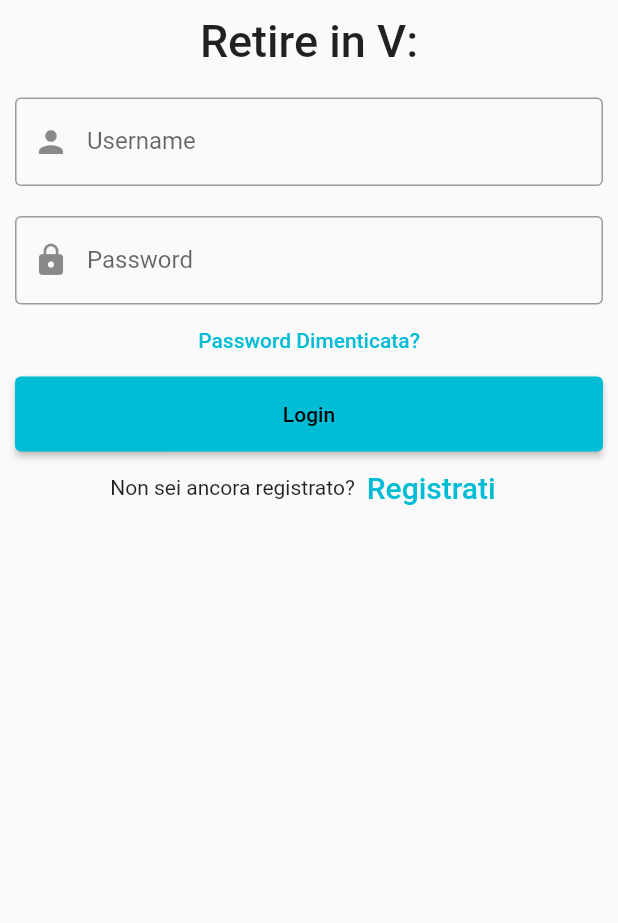
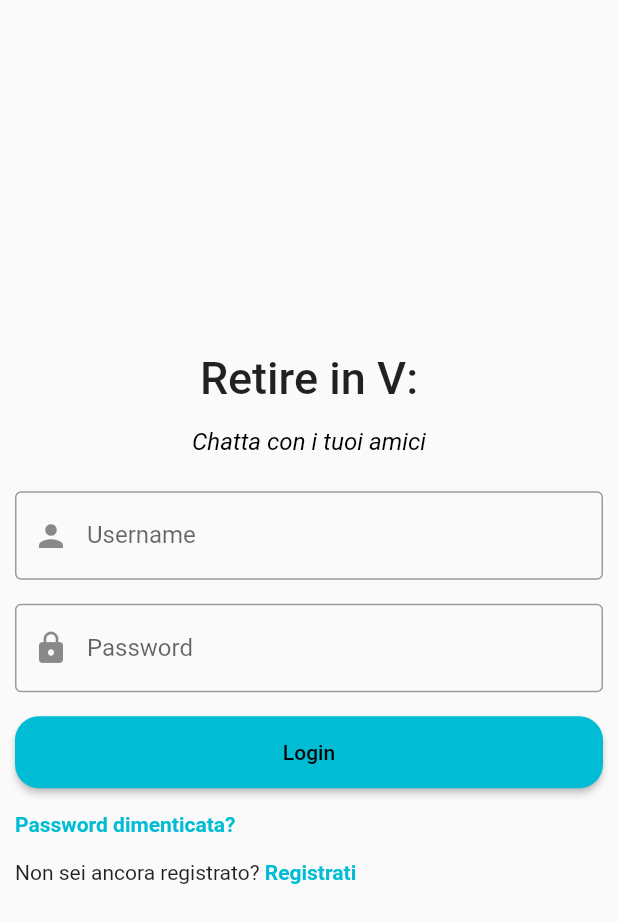
Before and after one commit to nandotiamat/retireinvanvitelli, a Flutter app: the screen it shows after launch, on a phone screen of 412 x 824 dp. Shown: the top 923 px of the screen. Run offline on Flutter 3.47's test engine with Material 2 defaults, Android fonts, the phone set to English and light mode, and no system bars; drawn by our look-alikes of animated_text_kit; our stand-ins replace bubble, file_picker, flutter_chat_types, flutter_chat_ui, image_picker, open_file.

Commit message:
refactor login page

```diff
--- /dev/null
+++ b/lib/components/auth_text_field.dart
@@ -0,0 +1,30 @@
+import 'package:flutter/material.dart';
+
+class AuthTextField extends StatelessWidget {
+  const AuthTextField(
+      {Key? key,
+      required this.nameController,
+      required this.prefixIcon,
+      required this.labelText,
+      bool? isPassword})
+      : obscureText = isPassword ?? false,
+        super(key: key);
+
+  final TextEditingController nameController;
+  final Icon prefixIcon;
+  final String labelText;
+  final bool obscureText;
+
+  @override
+  Widget build(BuildContext context) {
+    return TextField(
+      obscureText: obscureText,
+      controller: nameController,
+      decoration: InputDecoration(
+        border: const OutlineInputBorder(),
+        prefixIcon: prefixIcon,
+        labelText: labelText,
+      ),
+    );
+  }
+}
--- a/lib/main.dart
+++ b/lib/main.dart
@@ -13,7 +13,6 @@
 }
 
 class _RetireInVanvitelliState extends State<RetireInVanvitelli> {
-
   @override
   Widget build(BuildContext context) {
     return MaterialApp(
@@ -22,14 +21,7 @@
       theme: ThemeData(
         primarySwatch: Colors.cyan,
       ),
-      home: Scaffold(
-        resizeToAvoidBottomInset: false,
-        body: Column(
-          children : const <Widget>[
-            LoginPage(),
-          ],
-        ),
-      ),
+      home: const LoginPage(),
     );
   }
 }
--- a/lib/pages/login_page.dart
+++ b/lib/pages/login_page.dart
@@ -1,6 +1,10 @@
+import 'package:flutter/gestures.dart';
 import 'package:flutter/material.dart';
 import 'package:retireinvanvitelli/pages/home_page.dart';
 import 'package:retireinvanvitelli/pages/password_recoverypage.dart';
+import 'package:animated_text_kit/animated_text_kit.dart';
+
+import '../components/auth_text_field.dart';
 
 class LoginPage extends StatefulWidget {
   const LoginPage({
@@ -15,83 +19,125 @@ class _LoginPageState extends State<LoginPage> {
   TextEditingController nameController = TextEditingController();
   TextEditingController passwordController = TextEditingController();
 
+  void _handleLogin() {
+    Navigator.pushAndRemoveUntil(
+      context,
+      MaterialPageRoute(builder: (context) => const HomePage()),
+      (route) => false,
+    );
+  }
+
+  void _handleForgetPassword() {
+    Navigator.push(
+      context,
+      MaterialPageRoute(builder: (context) => const PasswordRecoveryPage()),
+    );
+  }
+
+  void _handleRegistration() {
+    // Navigator.push(
+    //   context,
+    //   MaterialPageRoute(builder: (context) => const SignupPage()),
+    // );
+  }
+
   @override
   Widget build(BuildContext context) {
-    return SingleChildScrollView(
-      physics: const ClampingScrollPhysics(),
+    return Scaffold(
+      body: Center(
+        child: Padding(
+          padding: const EdgeInsets.all(10.0),
           child: ListView(
             shrinkWrap: true,
-        children: <Widget>[
-          Container(
-                alignment: Alignment.center,
-                padding: const EdgeInsets.all(10),
-                child: const Text(
+            children: [
+              const Text(
                 'Retire in V:',
+                textAlign: TextAlign.center,
                 style: TextStyle(fontWeight: FontWeight.w500, fontSize: 30),
-                )),
-          Container(
-            padding: const EdgeInsets.all(10),
-            child: TextField(
-              controller: nameController,
-              decoration: const InputDecoration(
-                border: OutlineInputBorder(),
-                prefixIcon: Icon(Icons.person),
-                labelText: 'Username',
+              ),
+              SizedBox(
+                height: 50,
+                child: Center(
+                  child: DefaultTextStyle(
+                    textAlign: TextAlign.center,
+                    style: const TextStyle(
+                        fontSize: 16.0,
+                        fontStyle: FontStyle.italic,
+                        color: Colors.black),
+                    child: AnimatedTextKit(
+                      repeatForever: true,
+                      pause: const Duration(seconds: 3),
+                      animatedTexts: [
+                        TypewriterAnimatedText('Chatta con i tuoi amici'),
+                        TypewriterAnimatedText(
+                            'Chiedi tutto ciò di cui hai bisogno nei gruppi'),
+                        TypewriterAnimatedText(
+                            'Ritirati nella vanvitelli...............'),
+                      ],
+                      onTap: () {},
                     ),
                   ),
                 ),
-          Container(
-            padding: const EdgeInsets.fromLTRB(10, 10, 10, 0),
-            child: TextField(
-              obscureText: true,
-              controller: passwordController,
-              decoration: const InputDecoration(
-                border: OutlineInputBorder(),
-                prefixIcon: Icon(Icons.lock),
-                labelText: 'Password',
+              ),
+              Padding(
+                padding: const EdgeInsets.symmetric(vertical: 8.0),
+                child: AuthTextField(
+                  nameController: nameController,
+                  prefixIcon: const Icon(Icons.person),
+                  labelText: "Username",
                 ),
               ),
-          ),
-          TextButton(
-            onPressed: () {
-              Navigator.push(
-                context,
-                MaterialPageRoute(
-                    builder: (context) => const PasswordRecoveryPage()),
-              );
-            },
-            child: const Text(
-              'Password Dimenticata?',
+              Padding(
+                padding: const EdgeInsets.symmetric(vertical: 8.0),
+                child: AuthTextField(
+                  nameController: passwordController,
+                  prefixIcon: const Icon(Icons.lock),
+                  labelText: "Password",
+                  isPassword: true,
                 ),
               ),
-          Container(
-              height: 50,
-              padding: const EdgeInsets.fromLTRB(10, 0, 10, 0),
-              child: ElevatedButton(
+              const SizedBox(
+                height: 8,
+              ),
+              ElevatedButton(
+                style: ButtonStyle(
+                    padding:
+                        MaterialStateProperty.all(const EdgeInsets.all(16.0)),
+                    shape: MaterialStateProperty.all(RoundedRectangleBorder(
+                        borderRadius: BorderRadius.circular(16)))),
                 child: const Text('Login'),
-                onPressed: () {
-                  Navigator.push(
-                    context,
-                    MaterialPageRoute(builder: (context) => const HomePage()),
-                  );
-                },
-              )),
-          Row(
-            children: <Widget>[
-              const Text('Non sei ancora registrato?'),
-              TextButton(
-                child: const Text(
-                  'Registrati',
-                  style: TextStyle(fontSize: 20),
+                onPressed: _handleLogin,
               ),
-                onPressed: () {
-                  //signup screen
-                },
-              )
-            ],
-            mainAxisAlignment: MainAxisAlignment.center,
+              Padding(
+                padding: const EdgeInsets.symmetric(vertical: 16.0),
+                child: RichText(
+                  text: TextSpan(
+                      text: "Password dimenticata?",
+                      style: TextStyle(
+                          color: Theme.of(context).primaryColor,
+                          fontWeight: FontWeight.w600),
+                      recognizer: TapGestureRecognizer()
+                        ..onTap = _handleForgetPassword),
+                ),
+              ),
+              RichText(
+                text: TextSpan(
+                    style: Theme.of(context).primaryTextTheme.bodyText2,
+                    text: 'Non sei ancora registrato? ',
+                    children: [
+                      TextSpan(
+                          text: "Registrati",
+                          style: TextStyle(
+                              color: Theme.of(context).primaryColor,
+                              fontWeight: FontWeight.w600),
+                          // TODO: SIGNUP SCREEN
+                          recognizer: TapGestureRecognizer()
+                            ..onTap = _handleRegistration),
+                    ]),
               ),
             ],
+          ),
+        ),
       ),
     );
   }
--- a/lib/widgets/person_widget.dart
+++ /dev/null
@@ -1,50 +0,0 @@
-import 'package:flutter/material.dart';
-
-class PersonWidget extends StatelessWidget {
-  const PersonWidget({Key? key}) : super(key: key);
-
-  final String avatarURL =
-      'https://www.imacoritti.it/wp-content/uploads/2016/08/dummy-prod-1.jpg';
-
-  @override
-  Widget build(BuildContext context) {
-    return Padding(
-      padding: const EdgeInsets.symmetric(horizontal: 8.0),
-      child: Row(children: <Widget>[
-        Expanded(
-          flex: 1,
-          child: Container(
-              decoration: const BoxDecoration(
-                borderRadius: BorderRadius.all(Radius.circular(20.0)),
-              ),
-              child: CircleAvatar(
-                radius: 45,
-                child: Padding(
-                  padding: const EdgeInsets.all(8), // Border radius
-                  child: ClipOval(child: Image.network(avatarURL)),
-                ),
-              )),
-        ),
-        const Expanded(
-          flex: 5,
-          child: ListTile(
-              title: Text('Lorem Ipsum'),
-              subtitle: Text(
-                  'Neque porro quisquam est qui dolorem ipsum quia dolor sit amet, consectetur, adipisci velit...')),
-        ),
-        Column(
-          children: [
-            const Text("00:00"),
-            const SizedBox(height: 10.0),
-            Container(
-                padding: const EdgeInsets.all(4.0),
-                decoration: BoxDecoration(
-                    color: Theme.of(context).primaryColorLight,
-                    borderRadius: BorderRadius.circular(10.0)),
-                child: const Text("123"))
-          ],
-        ),
-      ]),
-    );
-  }
-}
--- a/pubspec.yaml
+++ b/pubspec.yaml
@@ -38,6 +38,7 @@ dependencies:
   file_picker: ^4.5.1
   open_file: ^3.2.1
   bubble: ^1.2.1
+  animated_text_kit: ^4.2.1
 
 dev_dependencies:
   flutter_test:
```
Also changed, not shown: pubspec.lock. Lines whose indentation alone changed are shown as unchanged.
